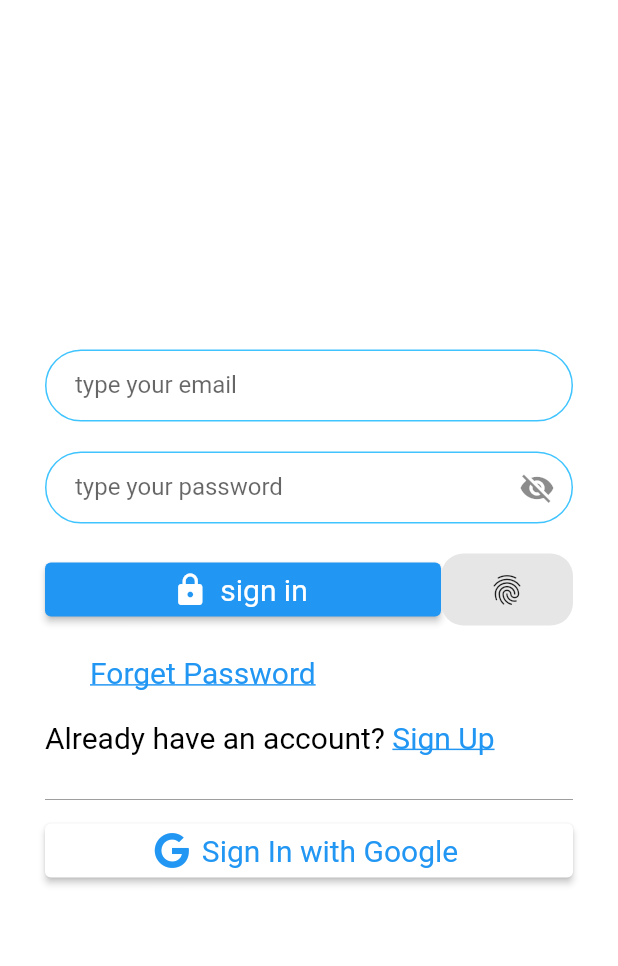
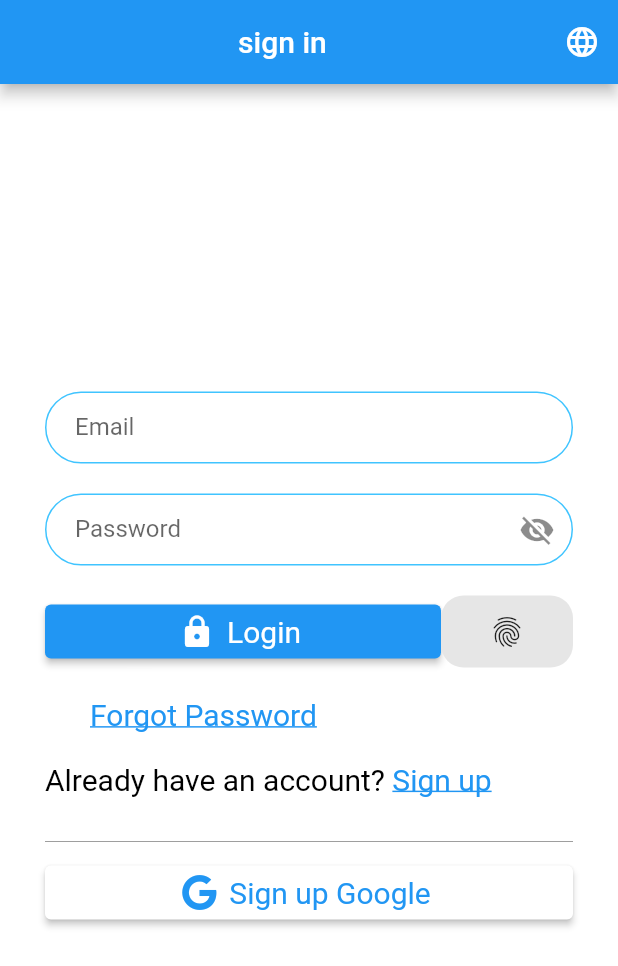
Before and after one commit to Hassan-akachi/Firebase_google_socialMedia_auth, a Flutter app: the screen it shows after launch, on a phone screen of 412 x 824 dp. Shown: the top 966 px of the screen. Run offline on Flutter 3.47's test engine with Material 2 defaults, Android fonts, the phone set to English and light mode, and no system bars; our stand-ins replace email_validator, firebase_auth, firebase_core, font_awesome_flutter, google_sign_in, intl_phone_field and 3 more; accounts and stored records are empty; generated files the repository leaves out were written again.

Commit message:
internationalization and localization implement for(english,arabic,french,swahili and kinyarwanda

```diff
--- /dev/null
+++ b/l10n.yaml
@@ -0,0 +1,3 @@
+arb-dir: lib/l10n
+template-arb-file: app_en.arb
+output-localization-file: app_localizations.dart
--- /dev/null
+++ b/lib/MaterialLocalizationrwDelegate.dart
@@ -0,0 +1,19 @@
+import 'package:flutter/cupertino.dart';
+import 'package:flutter/material.dart';
+import 'package:flutter_localizations/flutter_localizations.dart';
+
+class MaterialLocalizationRwDelegate extends LocalizationsDelegate<MaterialLocalizations> {
+  /// Here list supported country and language codes
+  @override
+  bool isSupported(Locale locale) => locale.languageCode == "rw";
+  /// Here create an instance of your [MaterialLocalizations] subclass
+  @override
+  Future<MaterialLocalizations> load(Locale locale) async => MaterialLocalizationRw();
+  @override
+  bool shouldReload(_) => false;
+}
+
+class MaterialLocalizationRw extends DefaultMaterialLocalizations {
+  // alt-enter on intellij and implement many overrides (somthing like 57)
+
+}
--- /dev/null
+++ b/lib/l10n/L10n.dart
@@ -0,0 +1,30 @@
+
+
+
+import 'package:flutter/material.dart';
+
+class L10n{
+    static final all =[
+      const Locale("en"),//english
+      const Locale("ar"),//arabic
+      const Locale("fr"),//french
+      const Locale("sw"),//swahili
+      const Locale("rw"),//	kinrwanda
+    ];
+
+    static String getFlag(String code){
+      switch(code){
+        case "ar":
+          return "🇦🇪 عربى";
+        case "fr":
+          return "🇫🇷 Français";
+        case "sw":
+          return "🇰🇪 kiswahili";
+        case "rw":
+          return "🇷🇼 kinyarwanda";
+        case "en":
+        default:
+          return "🇬🇧 English";
+      }
+    }
+}
--- a/lib/main.dart
+++ b/lib/main.dart
@@ -1,13 +1,18 @@
 import 'package:dummy_trade/model/check_auth_screen.dart';
 import 'package:dummy_trade/model/utils.dart';
 import 'package:dummy_trade/provider/auth_provider.dart';
+import 'package:dummy_trade/provider/locale_provider.dart';
 import 'package:dummy_trade/screens/auth_screen/forget_password_screen.dart';
 import 'package:dummy_trade/screens/auth_screen/otp_screen.dart';
 import 'package:dummy_trade/screens/auth_screen/verification_screen.dart';
 import 'package:firebase_core/firebase_core.dart';
 import 'package:flutter/material.dart';
+import 'package:flutter_localizations/flutter_localizations.dart';
 import 'package:provider/provider.dart';
+import 'package:flutter_gen/gen_l10n/app_localizations.dart';
 
+import 'MaterialLocalizationrwDelegate.dart';
+import 'l10n/L10n.dart';
 import 'screens/welcome/custom_splash.dart';
 import 'screens/home_screen.dart';
 import 'screens/auth_screen/sign_in_screen.dart';
@@ -25,7 +30,9 @@ void main() async{
     providers: [
       ChangeNotifierProvider<AuthProvider>(
         create: (context) => AuthProvider(),
-      ),
+          ),
+      ChangeNotifierProvider<LocaleProvider>(
+          create: (context) => LocaleProvider(),)
     ],
   child: const DummyTrade()));
 }
@@ -43,6 +50,16 @@ class DummyTrade extends StatelessWidget {
       title: 'Dummy Trade',
       scaffoldMessengerKey: Utils.messengerKey,
       navigatorKey: navigatorKey,
+        //internalization and localization
+        locale: Provider.of<LocaleProvider>(context).locale,
+        supportedLocales: L10n.all,
+        localizationsDelegates:   [
+          AppLocalizations.delegate,
+          MaterialLocalizationRwDelegate(),
+          GlobalMaterialLocalizations.delegate,
+          GlobalCupertinoLocalizations.delegate,
+          GlobalWidgetsLocalizations.delegate
+        ],
       home: const AuthCheck(),
       routes: {
         SplashWidget.routeName :(context)=>const SplashWidget(),
--- a/lib/provider/auth_provider.dart
+++ b/lib/provider/auth_provider.dart
@@ -42,6 +42,7 @@ Future logout()async{
   FirebaseAuth.instance.signOut();
   navigatorKey.currentState!.popAndPushNamed(AuthCheck.routeName);
 }
+
 //register with phone
  final _auth= FirebaseAuth.instance;
  String? verificationCode;
--- /dev/null
+++ b/lib/provider/locale_provider.dart
@@ -0,0 +1,22 @@
+import 'package:dummy_trade/l10n/L10n.dart';
+import 'package:flutter/material.dart';
+import 'package:flutter_gen/gen_l10n/app_localizations.dart';
+
+
+class LocaleProvider  extends ChangeNotifier {
+
+   Locale? _locale;
+
+  Locale? get locale => _locale;
+
+  void setLocale(Locale locale){
+    if(!L10n.all.contains(locale)) return;
+    _locale =locale;
+    notifyListeners();
+
+  }
+  void clearLocale() {
+    _locale = null;
+    notifyListeners();
+  }
+}
--- a/lib/screens/auth_screen/sign_in_screen.dart
+++ b/lib/screens/auth_screen/sign_in_screen.dart
@@ -2,11 +2,13 @@ import 'package:dummy_trade/main.dart';
 import 'package:dummy_trade/model/local_auth_api.dart';
 import 'package:dummy_trade/screens/auth_screen/forget_password_screen.dart';
 import 'package:dummy_trade/screens/home_screen.dart';
+import 'package:dummy_trade/widgets/language_picker.dart';
 import 'package:flutter/gestures.dart';
 import 'package:flutter/material.dart';
 import 'package:flutter/services.dart';
 import 'package:font_awesome_flutter/font_awesome_flutter.dart';
 import 'package:provider/provider.dart';
+import 'package:flutter_gen/gen_l10n/app_localizations.dart';
 
 import '../../model/auth_services.dart';
 import '../../provider/auth_provider.dart';
@@ -41,6 +43,11 @@ class _SignInScreenState extends State<SignInScreen> {
   Widget build(BuildContext context) {
     return Scaffold(
         backgroundColor: Colors.white,
+        appBar: AppBar(
+          title: Text("sign in"),
+          centerTitle: true,
+          actions: [LangugaePicker(),SizedBox(width: 12,)],
+        ),
         body: Padding(
             padding: const EdgeInsets.symmetric(
               horizontal: 30,
@@ -53,7 +60,7 @@ class _SignInScreenState extends State<SignInScreen> {
                   crossAxisAlignment: CrossAxisAlignment.stretch,
                   children: [
                     EmailEditText(
-                      hint: "type your email",
+                      hint: AppLocalizations.of(context)!.email,
                       inputType: TextInputType.emailAddress,
                       controller: emailcontroller,
                       autofillHints: const [AutofillHints.email],
@@ -61,7 +68,7 @@ class _SignInScreenState extends State<SignInScreen> {
                     const SizedBox(height: 20),
                     PasswordEditText(
                       showText: showText,
-                      hint: "type your password",
+                      hint: AppLocalizations.of(context)!.password,
                       inputType: TextInputType.number,
                       controller: passwordcontroller,
                       autofillHint: const [AutofillHints.password],
@@ -77,7 +84,7 @@ class _SignInScreenState extends State<SignInScreen> {
                           child: SignButton(
                               buttoncolor: Colors.blue,
                               textcolor: Colors.white,
-                              buttonText: "sign in",
+                              buttonText: AppLocalizations.of(context)!.login,
                               onPressed: () async {
                                 AuthService().signin(
                                     emailcontroller.text.trim(),
@@ -106,9 +113,9 @@ class _SignInScreenState extends State<SignInScreen> {
                     Padding(
                       padding: const EdgeInsets.only(left: 30, bottom: 20),
                       child: GestureDetector(
-                        child: const Text(
-                          "Forget Password",
-                          style: TextStyle(
+                        child:  Text(
+                          AppLocalizations.of(context)!.forgotpassword,
+                          style: const TextStyle(
                               fontSize: 20,
                               color: Colors.blue,
                               decoration: TextDecoration.underline),
@@ -131,7 +138,7 @@ class _SignInScreenState extends State<SignInScreen> {
                           TextSpan(
                               recognizer: TapGestureRecognizer()
                                 ..onTap = widget.onClickedSignUp,
-                              text: "Sign Up",
+                              text: AppLocalizations.of(context)!.signup,
                               style: const TextStyle(
                                   decoration: TextDecoration.underline,
                                   color: Colors.blue))
@@ -142,7 +149,7 @@ class _SignInScreenState extends State<SignInScreen> {
                     SignButton(
                       buttoncolor: Colors.white,
                       textcolor: Colors.blue,
-                      buttonText: "Sign In with Google",
+                      buttonText: "${AppLocalizations.of(context)!.signup} Google",
                       onPressed: () {
                         Provider.of<AuthProvider>(context,listen: false).googleLogIn();
                       },
--- /dev/null
+++ b/lib/widgets/language_picker.dart
@@ -0,0 +1,37 @@
+import 'package:dummy_trade/l10n/L10n.dart';
+import 'package:dummy_trade/provider/locale_provider.dart';
+import 'package:flutter/material.dart';
+import 'package:provider/provider.dart';
+
+class LangugaePicker extends StatelessWidget {
+  const LangugaePicker({Key? key}) : super(key: key);
+
+  @override
+  Widget build(BuildContext context) {
+    final provider = Provider.of<LocaleProvider>(context,listen: false);
+    final locale = provider.locale;
+    return DropdownButtonHideUnderline(
+        child: DropdownButton(
+      //value: locale,
+      icon: const Icon(Icons.language,color:Colors.white,),
+      items: L10n.all.map((locale) {
+        final flag = L10n.getFlag(locale.languageCode);
+        return DropdownMenuItem(
+          value: locale,
+          onTap: () {
+            final provider =
+                Provider.of<LocaleProvider>(context, listen: false);
+            provider.setLocale(locale);
+          },
+          child: Center(
+            child: Text(
+              flag,
+              style: const TextStyle(fontSize: 20),
+            ),
+          ),
+        );
+      }).toList(),
+      onChanged: (_) {},
+    ));
+  }
+}
--- a/lib/widgets/sign_button.dart
+++ b/lib/widgets/sign_button.dart
@@ -17,6 +17,7 @@ class SignButton extends StatelessWidget {
   @override
   Widget build(BuildContext context) {
     return ElevatedButton.icon(
+
         style: ElevatedButton.styleFrom(primary: buttoncolor),
         onPressed: onPressed,
         icon: Icon(iconData,color: textcolor,),
```
Also changed, not shown: lib/l10n/app_ar.arb (added, +16 -0 lines), lib/l10n/app_en.arb (added, +63 -0 lines), lib/l10n/app_fr.arb (added, +17 -0 lines), lib/l10n/app_rw.arb (added, +15 -0 lines), lib/l10n/app_sw.arb (added, +16 -0 lines), lib/screens/auth_screen/welcome_screen.dart (+4 -3 lines), lib/screens/home_screen.dart (+5 -4 lines), pubspec.yaml (+6 -2 lines), pubspec.lock.
